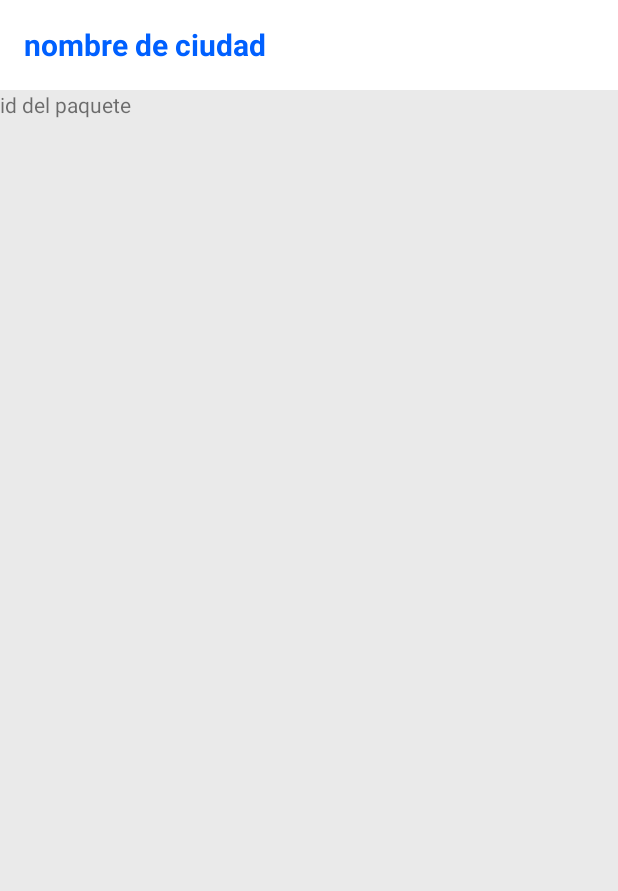
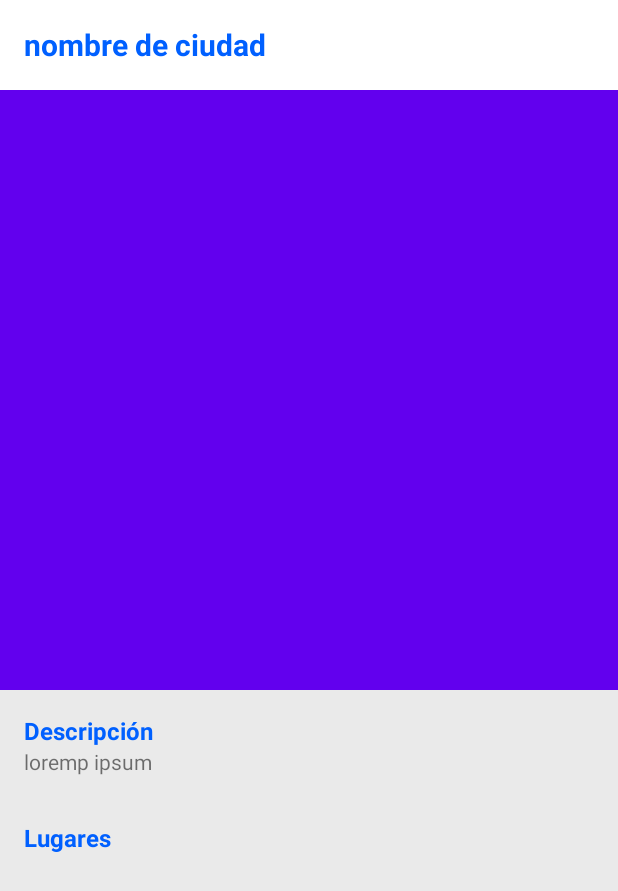
Before and after one commit to Ox18/ProjectItanes, an Android app: the DetalleActivity screen opened directly, with no data from a screen before it, on a phone screen of 412 x 824 dp. Shown: the top 891 px of the screen. Run offline under Robolectric (Android 15) with nearby library versions, the phone set to English and light mode, and no system bars; pictures from the network do not load.

```diff
--- a/app/src/main/java/com/example/projectitanes/DetalleActivity.java
+++ b/app/src/main/java/com/example/projectitanes/DetalleActivity.java
@@ -1,28 +1,96 @@
 package com.example.projectitanes;
 
 import androidx.appcompat.app.AppCompatActivity;
+import androidx.recyclerview.widget.LinearLayoutManager;
+import androidx.recyclerview.widget.RecyclerView;
 
 import android.os.Bundle;
+import android.util.Log;
 import android.widget.TextView;
 import android.widget.Toast;
 
+import com.example.projectitanes.interfaces.LugarAPIService;
+import com.example.projectitanes.models.Lugar;
+import com.example.projectitanes.models.LugarRespuesta;
+import com.example.projectitanes.models.Paquete;
+import com.example.projectitanes.models.PaqueteRespuesta;
+
+import java.lang.reflect.Array;
+import java.util.ArrayList;
+
+import retrofit2.Call;
+import retrofit2.Callback;
+import retrofit2.Response;
+import retrofit2.Retrofit;
+import retrofit2.converter.gson.GsonConverterFactory;
+
 public class DetalleActivity extends AppCompatActivity {
 
+    private static final String TAG = "LUGARES";
+
+    private Retrofit retrofit;
+
+    private RecyclerView recyclerView;
+
     private TextView nombreTourTextView;
+
+    private TextView description_paquete;
+    private ListaLugarAdapter listaLugarAdapter;
 
     @Override
     protected void onCreate(Bundle savedInstanceState) {
         super.onCreate(savedInstanceState);
         setContentView(R.layout.activity_detalle);
         nombreTourTextView = findViewById(R.id.nombreTourTextView);
+        description_paquete = findViewById(R.id.description_paquete);
+
         // recuperar variable ingresada
         Bundle extras = getIntent().getExtras();
         if(extras != null){
-            int paqueteCode = extras.getInt("paqueteCode");
+            String description = extras.getString("description");
             String nombreTour = extras.getString("nombreTour");
-
+            description_paquete.setText(description);
             nombreTourTextView.setText(nombreTour);
 
         }
+
+        recyclerView = (RecyclerView)findViewById(R.id.recycleViewLugares);
+        listaLugarAdapter = new ListaLugarAdapter();
+        recyclerView.setAdapter(listaLugarAdapter);
+        recyclerView.setHasFixedSize(true);
+        LinearLayoutManager linearLayoutManager = new LinearLayoutManager(this);
+        recyclerView.setLayoutManager(linearLayoutManager);
+        recyclerView.setHasFixedSize(true);
+
+        retrofit = new Retrofit.Builder()
+                .baseUrl("http://18.118.195.116:5500/")
+                .addConverterFactory(GsonConverterFactory
+                        .create())
+                .build();
+
+        obtenerDatos();
+    }
+
+    private void obtenerDatos(){
+        LugarAPIService service = retrofit.create(LugarAPIService.class);
+        Call<LugarRespuesta> lugarRespuestaCall = service.obtenerListaLugares();
+
+        lugarRespuestaCall.enqueue(new Callback<LugarRespuesta>() {
+            @Override
+            public void onResponse(Call<LugarRespuesta> call, Response<LugarRespuesta> response) {
+                if(response.isSuccessful()){
+                    LugarRespuesta lugarRespuesta = response.body();
+                    ArrayList<Lugar> listaLugar = lugarRespuesta.getResults();
+                    listaLugarAdapter.adicionarListaLugar(listaLugar);
+                }else{
+                    Log.e(TAG, "onResponse: " + response.errorBody());
+                }
+            }
+
+            @Override
+            public void onFailure(Call<LugarRespuesta> call, Throwable t) {
+                Log.e(TAG, "onFailute: " + t.getMessage());
+            }
+        });
     }
 }
--- a/app/src/main/java/com/example/projectitanes/MainActivity.java
+++ b/app/src/main/java/com/example/projectitanes/MainActivity.java
@@ -32,7 +32,8 @@ public class MainActivity extends AppCompatActivity {
         };
 
         Timer tiempo = new Timer();
-        tiempo.schedule(tarea, 1);
+        tiempo.schedule(tarea, 5000
+        );
     }
 
     private void setProgressValue(final int progress){
--- a/app/src/main/java/com/example/projectitanes/PrincipalActivity.java
+++ b/app/src/main/java/com/example/projectitanes/PrincipalActivity.java
@@ -40,7 +40,6 @@ public class PrincipalActivity extends AppCompatActivity {
         recyclerView = (RecyclerView)findViewById(R.id.recyclerViewPaquetes);
         listaPaqueteAdapter = new ListaPaqueteAdapter();
         recyclerView.setAdapter(listaPaqueteAdapter);
-        recyclerView.setHasFixedSize(true);
         LinearLayoutManager linearLayoutManager = new LinearLayoutManager(this);
         recyclerView.setLayoutManager(linearLayoutManager);
         recyclerView.setHasFixedSize(true);
--- /dev/null
+++ b/app/src/main/java/com/example/projectitanes/interfaces/LugarAPIService.java
@@ -0,0 +1,11 @@
+package com.example.projectitanes.interfaces;
+
+import com.example.projectitanes.models.LugarRespuesta;
+
+import retrofit2.Call;
+import retrofit2.http.GET;
+
+public interface LugarAPIService {
+    @GET("lugar/only/paquete/12")
+    Call<LugarRespuesta> obtenerListaLugares();
+}
--- a/app/src/main/res/layout/activity_detalle.xml
+++ b/app/src/main/res/layout/activity_detalle.xml
@@ -14,11 +14,6 @@
         android:orientation="horizontal"
         android:gravity="center"
         >
-<!--        <TextView-->
-<!--            android:layout_width="wrap_content"-->
-<!--            android:layout_height="wrap_content"-->
-<!--            android:id="@+id/volver"-->
-<!--            android:text="volver" />-->
         <TextView
             android:layout_width="match_parent"
             android:layout_height="wrap_content"
@@ -28,9 +23,60 @@
             android:textSize="20dp"
             android:textStyle="bold" />
     </LinearLayout>
-    <TextView
-        android:layout_width="wrap_content"
-        android:layout_height="wrap_content"
-        android:id="@+id/id_paquete"
-        android:text="id del paquete" />
+    <ScrollView
+        android:layout_width="match_parent"
+        android:layout_height="wrap_content">
+        <LinearLayout
+            android:layout_width="match_parent"
+            android:layout_height="wrap_content"
+            android:orientation="vertical">
+            <ImageView
+                android:layout_width="match_parent"
+                android:layout_height="400dp"
+                android:background="@color/colorPrimary" />
+            <LinearLayout
+                android:layout_width="match_parent"
+                android:layout_height="wrap_content"
+                android:padding="16dp"
+                android:orientation="vertical">
+                <LinearLayout
+                    android:layout_width="match_parent"
+                    android:layout_height="wrap_content"
+                    android:layout_marginBottom="30dp"
+                    android:orientation="vertical">
+                    <TextView
+                        android:layout_width="match_parent"
+                        android:layout_height="wrap_content"
+                        android:textColor="#0060ff"
+                        android:textSize="16dp"
+                        android:textStyle="bold"
+                        android:text="Descripción"/>
+                    <TextView
+                        android:layout_width="wrap_content"
+                        android:layout_height="wrap_content"
+                        android:id="@+id/description_paquete"
+                        android:text="loremp ipsum" />
+                </LinearLayout>
+                <LinearLayout
+                    android:layout_width="match_parent"
+                    android:layout_height="wrap_content"
+                    android:orientation="vertical">
+                    <TextView
+                        android:layout_width="match_parent"
+                        android:layout_height="wrap_content"
+                        android:textColor="#0060ff"
+                        android:textSize="16dp"
+                        android:textStyle="bold"
+                        android:layout_marginBottom="22dp"
+                        android:text="Lugares"/>
+                    <androidx.recyclerview.widget.RecyclerView
+                        android:id="@+id/recycleViewLugares"
+                        android:layout_width="match_parent"
+                        android:layout_height="match_parent" />
+                </LinearLayout>
+            </LinearLayout>
+        </LinearLayout>
+
+    </ScrollView>
+
 </LinearLayout>
```
Also changed, not shown: app/src/main/java/com/example/projectitanes/ListaLugarAdapter.java (added, +75 -0 lines), app/src/main/java/com/example/projectitanes/ListaPaqueteAdapter.java (+5 -8 lines), app/src/main/java/com/example/projectitanes/models/Lugar.java (added, +49 -0 lines), app/src/main/java/com/example/projectitanes/models/LugarRespuesta.java (added, +15 -0 lines), app/src/main/res/layout/item_lugar.xml (added, +41 -0 lines).
